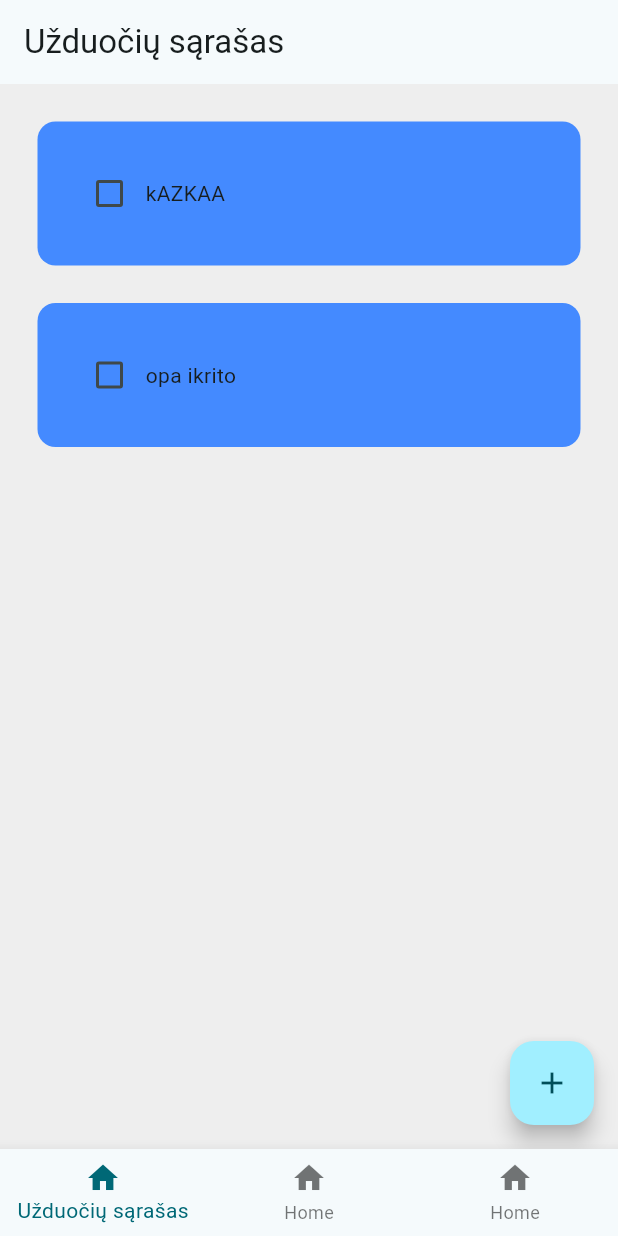
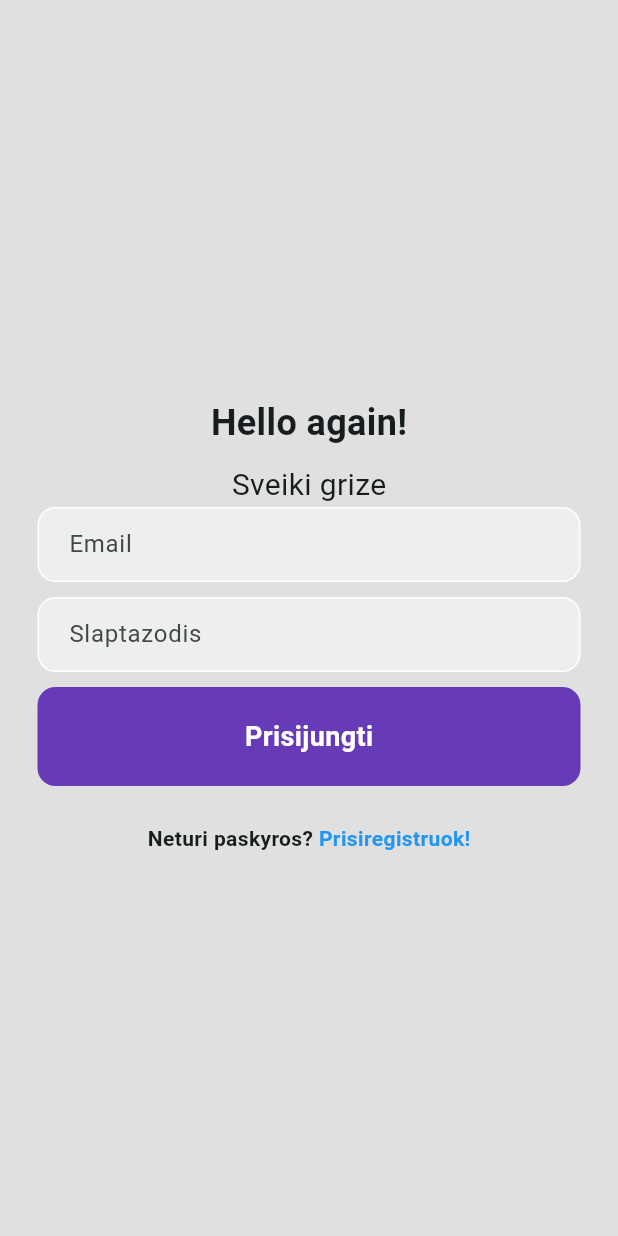
Before and after one commit to PukisCarol/KenGuRuu, a Flutter app: the screen it shows after launch, on a phone screen of 412 x 824 dp. Run offline on Flutter 3.47's test engine with Material 3 defaults, Android fonts, the phone set to English and light mode, and no system bars.

Commit message:
Pridejau puslapi

```diff
--- /dev/null
+++ b/lib/LogIn.dart
@@ -0,0 +1,16 @@
+import 'package:flutter/material.dart';
+
+class LoginPage extends StatefulWidget{
+  const LoginPage({super.key});
+
+  @override
+  State<LoginPage> createState() => _LoginPageState();
+}
+
+class _LoginPageState extends State<LoginPage> {
+  @override
+  Widget build(BuildContext context) {
+    return Scaffold();
+  }
+
+}
--- a/lib/MyApp.dart
+++ b/lib/MyApp.dart
@@ -1,4 +1,5 @@
 import 'package:flutter/material.dart';
+import 'package:kenguruu/pages/LogInPage.dart';
 
 import 'pages/ToDoListPage.dart';
 import 'NavigationBar.dart';
@@ -14,7 +15,8 @@ class MyApp extends StatelessWidget {
       theme: ThemeData(
         colorScheme: ColorScheme.fromSeed(seedColor: Colors.cyan),
       ),
-      home: const NavigationBarApp(title: 'Flutter Demo Home Page'),
+      //home: const NavigationBarApp(title: 'Flutter Demo Home Page'),
+      home: const LogInPage(),
     );
   }
 }
--- /dev/null
+++ b/lib/pages/LogInPage.dart
@@ -0,0 +1,116 @@
+import 'package:flutter/material.dart';
+//import '../MyApp.dart';
+
+class LogInPage extends StatefulWidget{
+  const LogInPage({super.key});
+
+  @override
+  State<LogInPage> createState() => _LogInPageState();
+
+}
+
+class _LogInPageState extends State<LogInPage>{
+  @override
+  Widget build(BuildContext context)
+  {
+    return Scaffold(
+      backgroundColor: Colors.grey[300],
+      body: SafeArea(
+          child: Center(
+            child: Column(
+              mainAxisAlignment: MainAxisAlignment.center,
+              children: [
+              SizedBox(height: 10),
+
+              Text('Hello again!',
+              style: TextStyle(fontWeight: FontWeight.bold, fontSize: 24),),
+
+              SizedBox(height: 10),
+
+              Text(
+                'Sveiki grize',
+                style: TextStyle(
+                  fontSize: 20,
+                ),
+              ),
+
+              Padding(
+                padding: const EdgeInsets.symmetric(horizontal: 25.0 ),
+                child: Container(
+                  decoration: BoxDecoration(
+                    color: Colors.grey[200],
+                    border: Border.all(color: Colors.white),
+                    borderRadius: BorderRadius.circular(12)
+                  ),
+                  child: Padding(
+                    padding: const EdgeInsets.only(left: 20.0),
+                    child: TextField(
+                      decoration: InputDecoration(
+                        border: InputBorder.none,
+                        hintText: 'Email',
+                      ),
+                    ),
+                  ),
+                ),
+              ),
+
+              SizedBox(height: 10),
+
+              Padding(
+                padding: const EdgeInsets.symmetric(horizontal: 25.0 ),
+                child: Container(
+                  decoration: BoxDecoration(
+                      color: Colors.grey[200],
+                      border: Border.all(color: Colors.white),
+                      borderRadius: BorderRadius.circular(12)
+                  ),
+                  child: Padding(
+                    padding: const EdgeInsets.only(left: 20.0),
+                    child: TextField(
+                      obscureText: true,
+                      decoration: InputDecoration(
+                        border: InputBorder.none,
+                        hintText: 'Slaptazodis',
+                      ),
+                    ),
+                  ),
+                ),
+              ),
+
+              SizedBox(height: 10),
+              Padding(
+                padding: const EdgeInsets.symmetric(horizontal: 25.0),
+                child: Container(
+                  padding: EdgeInsets.all(20),
+                  decoration: BoxDecoration(color: Colors.deepPurple,
+                  borderRadius: BorderRadius.circular(12)),
+                  child: Center(
+                    child: Text('Prisijungti',
+                        style: TextStyle(color: Colors.white,
+                        fontWeight: FontWeight.bold,
+                        fontSize: 18),
+                    ),
+                  ),
+                ),
+              ),
+              SizedBox(height: 25),
+
+              Row(
+                mainAxisAlignment: MainAxisAlignment.center,
+                children: [
+                  Text('Neturi paskyros? ', style: TextStyle(
+                  fontWeight: FontWeight.bold)
+                  ),
+                  Text('Prisiregistruok!', style: TextStyle(color: Colors.blue,
+                      fontWeight: FontWeight.bold),
+                  ),
+                ],
+              )
+
+            ],
+            ),
+          ),
+        ),
+    );
+  }
+}
```
